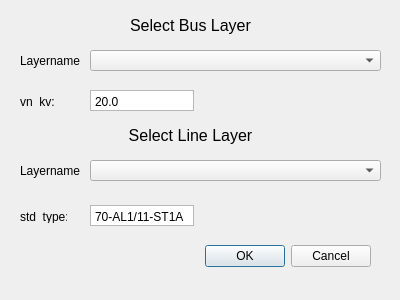
Qt form pandapower_export_dialog_base.ui (e2nIEE/pandapower-qgis) before a commit.
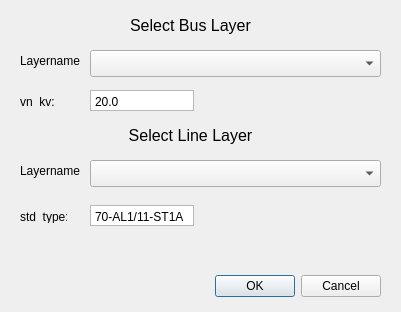
The same form after that commit. Custom widgets are drawn as their Qt base class.

Commit message: started reworking exprt WIP

What changed in the file:
```diff
--- a/pandapower_export_dialog_base.ui
+++ b/pandapower_export_dialog_base.ui
@@ -6,8 +6,8 @@
    <rect>
     <x>0</x>
     <y>0</y>
-    <width>400</width>
-    <height>300</height>
+    <width>401</width>
+    <height>312</height>
    </rect>
   </property>
   <property name="windowTitle">
@@ -19,8 +19,8 @@
   <widget class="QDialogButtonBox" name="button_box">
    <property name="geometry">
     <rect>
-     <x>30</x>
-     <y>240</y>
+     <x>40</x>
+     <y>270</y>
      <width>341</width>
      <height>32</height>
     </rect>
@@ -45,26 +45,6 @@
     <string>Layername:</string>
    </property>
   </widget>
-  <widget class="QComboBox" name="busComboBox">
-   <property name="geometry">
-    <rect>
-     <x>90</x>
-     <y>50</y>
-     <width>291</width>
-     <height>21</height>
-    </rect>
-   </property>
-  </widget>
-  <widget class="QComboBox" name="lineComboBox">
-   <property name="geometry">
-    <rect>
-     <x>90</x>
-     <y>160</y>
-     <width>291</width>
-     <height>21</height>
-    </rect>
-   </property>
-  </widget>
   <widget class="QLabel" name="label_2">
    <property name="geometry">
     <rect>
@@ -204,7 +184,34 @@
     <string>std_type:</string>
    </property>
   </widget>
+  <widget class="QgsMapLayerComboBox" name="lineComboBox">
+   <property name="geometry">
+    <rect>
+     <x>90</x>
+     <y>160</y>
+     <width>291</width>
+     <height>27</height>
+    </rect>
+   </property>
+  </widget>
+  <widget class="QgsMapLayerComboBox" name="busComboBox">
+   <property name="geometry">
+    <rect>
+     <x>90</x>
+     <y>50</y>
+     <width>291</width>
+     <height>27</height>
+    </rect>
+   </property>
+  </widget>
  </widget>
+ <customwidgets>
+  <customwidget>
+   <class>QgsMapLayerComboBox</class>
+   <extends>QComboBox</extends>
+   <header>qgsmaplayercombobox.h</header>
+  </customwidget>
+ </customwidgets>
  <resources/>
  <connections>
   <connection>
```
The commit also changes 1 other file.
